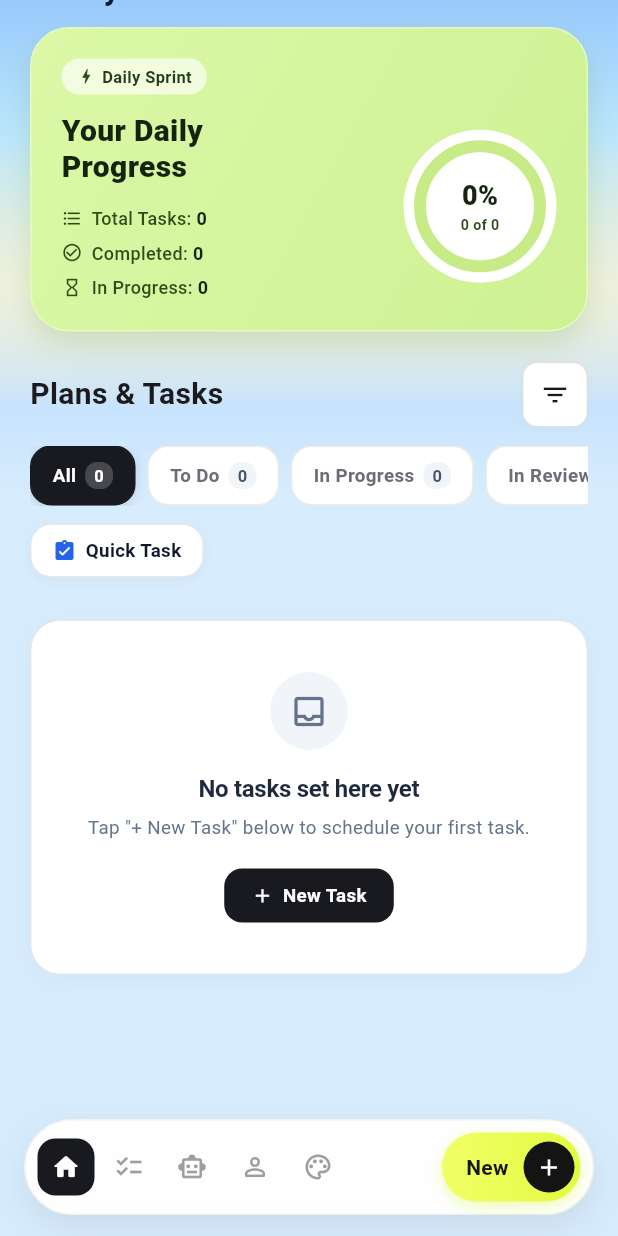
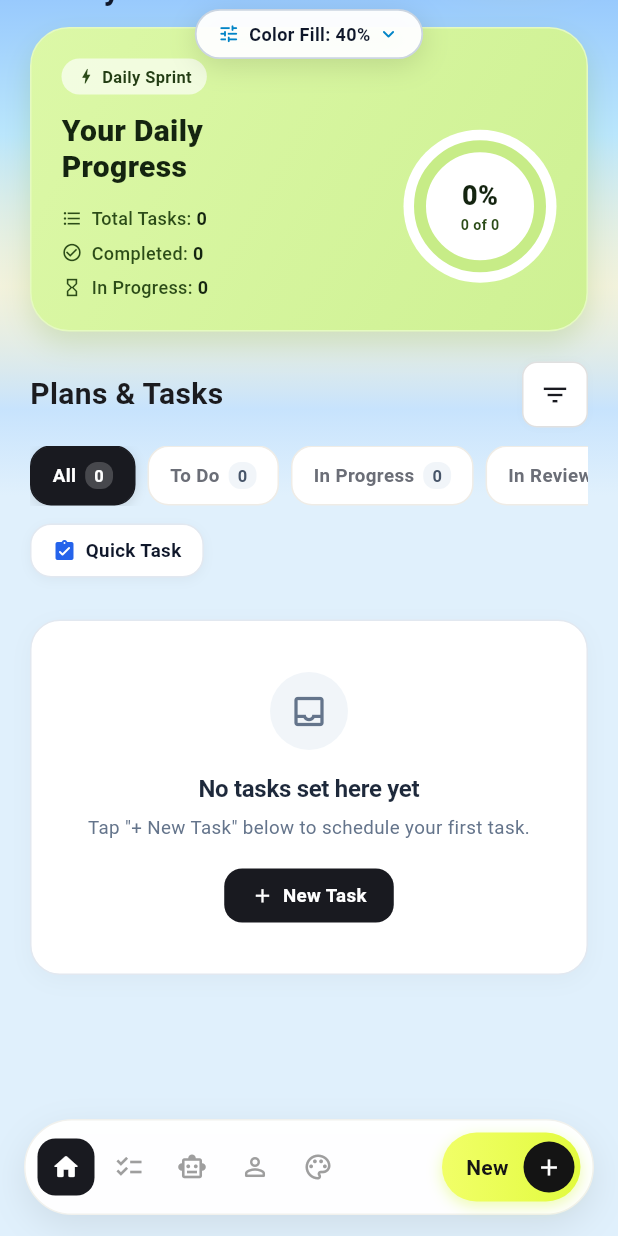
Before and after one commit to aymaneeddahhak-gif/A-Task, a Flutter app: the screen it shows after launch, scrolled down 121 dp, on a phone screen of 412 x 824 dp. Run offline on Flutter 3.47's test engine with Material 3 defaults, Android fonts, the phone set to English and light mode, and no system bars; our stand-ins replace google_fonts; missing offline and left inert: dart:html.

Commit message:
feat: add top color fill percentage slider tool for real-time testing

```diff
--- a/lib/screens/home_screen.dart
+++ b/lib/screens/home_screen.dart
@@ -3,6 +3,7 @@
 import '../widgets/circular_progress_ring.dart';
 import '../widgets/task_card.dart';
 import '../widgets/content_skeleton_loader.dart';
+import '../widgets/color_fill_slider_tool.dart';
 
 class HomeScreen extends StatefulWidget {
   final TaskProvider provider;
@@ -703,6 +704,15 @@
             ],
           ),
         ),
+
+        // 3. TEMPORARY DESIGN TOOL: Color Fill Percentage Slider on Top
+        // (Allows testing and selecting the desired screen fill style in real-time)
+        SafeArea(
+          child: Align(
+            alignment: Alignment.topCenter,
+            child: ColorFillSliderTool(provider: provider),
+          ),
+        ),
       ],
     );
   }
--- a/lib/state/task_provider.dart
+++ b/lib/state/task_provider.dart
@@ -1056,15 +1056,27 @@
     });
   }
 
-  // Atmospheric background tint matching the active mode
+  // Temporary design slider for fine-tuning screen color fill percentage (0.0 to 1.0)
+  double _atmosphereFillPercentage = 0.40;
+  double get atmosphereFillPercentage => _atmosphereFillPercentage;
+  void setAtmosphereFillPercentage(double value) {
+    _atmosphereFillPercentage = value.clamp(0.0, 1.0);
+    notifyListeners();
+  }
+
+  // Atmospheric background tint matching the active mode, interpolated by fill percentage
   Color get softAtmosphereColor {
     final mode = activeAtmosphereIndex;
+    final t = _atmosphereFillPercentage;
     if (mode == 2) {
-      return const Color(0xFF0F172A); // Rich Deep Midnight Navy Tint
+      // Night: lerp between clean dark slate and deep midnight navy
+      return Color.lerp(const Color(0xFF1E293B), const Color(0xFF070B14), t) ?? const Color(0xFF0F172A);
     } else if (mode == 1) {
-      return const Color(0xFFFDE0C4); // Rich Warm Sunset Apricot Glow
+      // Afternoon: lerp between clean neutral warm off-white and rich golden sunset peach
+      return Color.lerp(const Color(0xFFFAF8F5), const Color(0xFFFDCFA7), t) ?? const Color(0xFFFDE0C4);
     } else {
-      return const Color(0xFFD7ECFD); // Rich Fresh Morning Sky Blue Tint
+      // Morning: lerp between clean neutral off-white and rich fresh sky blue
+      return Color.lerp(const Color(0xFFF8FAFC), const Color(0xFFBCE0FD), t) ?? const Color(0xFFD7ECFD);
     }
   }
 
--- /dev/null
+++ b/lib/widgets/color_fill_slider_tool.dart
@@ -0,0 +1,230 @@
+import 'package:flutter/material.dart';
+import '../state/task_provider.dart';
+
+/// TEMPORARY DESIGN TOOL:
+/// Floating slide button on top to let the designer/recruiter interactively
+/// test and choose the exact color fill percentage (0% Clean to 100% Full)
+/// across Morning, Afternoon, and Night modes.
+///
+/// NOTE: This widget can be completely removed once the desired fill percentage is confirmed.
+class ColorFillSliderTool extends StatefulWidget {
+  final TaskProvider provider;
+
+  const ColorFillSliderTool({
+    Key? key,
+    required this.provider,
+  }) : super(key: key);
+
+  @override
+  State<ColorFillSliderTool> createState() => _ColorFillSliderToolState();
+}
+
+class _ColorFillSliderToolState extends State<ColorFillSliderTool> {
+  bool _isExpanded = false;
+
+  @override
+  Widget build(BuildContext context) {
+    final provider = widget.provider;
+    final mode = provider.activeAtmosphereIndex;
+    final isNight = mode == 2;
+    final isAfternoon = mode == 1;
+    final currentPercent = (provider.atmosphereFillPercentage * 100).round();
+
+    final Color accentColor = isNight
+        ? const Color(0xFF38BDF8)
+        : (isAfternoon ? const Color(0xFFEA580C) : const Color(0xFF0284C7));
+
+    final Color cardBg = isNight
+        ? const Color(0xFF1E293B).withOpacity(0.96)
+        : Colors.white.withOpacity(0.96);
+
+    final Color textColor = isNight ? Colors.white : const Color(0xFF0F172A);
+    final Color subTextColor = isNight ? const Color(0xFF94A3B8) : const Color(0xFF64748B);
+    final Color borderColor = isNight ? const Color(0xFF475569) : const Color(0xFFCBD5E1);
+
+    return Container(
+      margin: const EdgeInsets.only(top: 6, left: 16, right: 16),
+      decoration: BoxDecoration(
+        color: cardBg,
+        borderRadius: BorderRadius.circular(_isExpanded ? 18 : 20),
+        border: Border.all(color: borderColor, width: 1.2),
+        boxShadow: [
+          BoxShadow(
+            color: Colors.black.withOpacity(isNight ? 0.35 : 0.12),
+            blurRadius: 16,
+            offset: const Offset(0, 4),
+          ),
+        ],
+      ),
+      child: AnimatedSize(
+        duration: const Duration(milliseconds: 220),
+        curve: Curves.easeInOut,
+        child: _isExpanded
+            ? _buildExpandedPanel(provider, textColor, subTextColor, accentColor, isNight)
+            : _buildCollapsedPill(currentPercent, textColor, accentColor),
+      ),
+    );
+  }
+
+  Widget _buildCollapsedPill(int currentPercent, Color textColor, Color accentColor) {
+    return InkWell(
+      onTap: () => setState(() => _isExpanded = true),
+      borderRadius: BorderRadius.circular(20),
+      child: Padding(
+        padding: const EdgeInsets.symmetric(horizontal: 14, vertical: 7),
+        child: Row(
+          mainAxisSize: MainAxisSize.min,
+          children: [
+            Icon(Icons.tune_rounded, size: 15, color: accentColor),
+            const SizedBox(width: 6),
+            Text(
+              'Color Fill: $currentPercent%',
+              style: TextStyle(
+                fontSize: 12,
+                fontWeight: FontWeight.bold,
+                color: textColor,
+              ),
+            ),
+            const SizedBox(width: 4),
+            Icon(Icons.keyboard_arrow_down_rounded, size: 16, color: accentColor),
+          ],
+        ),
+      ),
+    );
+  }
+
+  Widget _buildExpandedPanel(
+    TaskProvider provider,
+    Color textColor,
+    Color subTextColor,
+    Color accentColor,
+    bool isNight,
+  ) {
+    final currentPercent = (provider.atmosphereFillPercentage * 100).round();
+
+    return Padding(
+      padding: const EdgeInsets.symmetric(horizontal: 14, vertical: 10),
+      child: Column(
+        mainAxisSize: MainAxisSize.min,
+        children: [
+          // Header: Title + Percent Badge + Close button
+          Row(
+            mainAxisAlignment: MainAxisAlignment.spaceBetween,
+            children: [
+              Row(
+                children: [
+                  Icon(Icons.tune_rounded, size: 15, color: accentColor),
+                  const SizedBox(width: 6),
+                  Text(
+                    'Screen Color Fill Style',
+                    style: TextStyle(
+                      fontSize: 12.5,
+                      fontWeight: FontWeight.bold,
+                      color: textColor,
+                    ),
+                  ),
+                ],
+              ),
+              Row(
+                children: [
+                  Container(
+                    padding: const EdgeInsets.symmetric(horizontal: 8, vertical: 2),
+                    decoration: BoxDecoration(
+                      color: accentColor.withOpacity(0.15),
+                      borderRadius: BorderRadius.circular(10),
+                    ),
+                    child: Text(
+                      '$currentPercent%',
+                      style: TextStyle(
+                        fontSize: 12,
+                        fontWeight: FontWeight.w800,
+                        color: accentColor,
+                      ),
+                    ),
+                  ),
+                  const SizedBox(width: 6),
+                  InkWell(
+                    onTap: () => setState(() => _isExpanded = false),
+                    borderRadius: BorderRadius.circular(12),
+                    child: Padding(
+                      padding: const EdgeInsets.all(3),
+                      child: Icon(Icons.keyboard_arrow_up_rounded, size: 18, color: subTextColor),
+                    ),
+                  ),
+                ],
+              ),
+            ],
+          ),
+
+          const SizedBox(height: 4),
+
+          // Real-time Slider
+          SliderTheme(
+            data: SliderTheme.of(context).copyWith(
+              trackHeight: 4,
+              thumbShape: const RoundSliderThumbShape(enabledThumbRadius: 7),
+              overlayShape: const RoundSliderOverlayShape(overlayRadius: 14),
+              activeTrackColor: accentColor,
+              inactiveTrackColor: isNight ? const Color(0xFF334155) : const Color(0xFFE2E8F0),
+              thumbColor: accentColor,
+              overlayColor: accentColor.withOpacity(0.2),
+            ),
+            child: Slider(
+              value: provider.atmosphereFillPercentage,
+              min: 0.0,
+              max: 1.0,
+              onChanged: (val) {
+                provider.setAtmosphereFillPercentage(val);
+              },
+            ),
+          ),
+
+          // Preset Chips Row: 0% Clean, 25%, 50%, 75%, 100% Full
+          Row(
+            mainAxisAlignment: MainAxisAlignment.spaceBetween,
+            children: [
+              _buildPresetChip('0% Clean', 0.0, provider, accentColor, isNight),
+              _buildPresetChip('25%', 0.25, provider, accentColor, isNight),
+              _buildPresetChip('50%', 0.50, provider, accentColor, isNight),
+              _buildPresetChip('75%', 0.75, provider, accentColor, isNight),
+              _buildPresetChip('100% Full', 1.0, provider, accentColor, isNight),
+            ],
+          ),
+        ],
+      ),
+    );
+  }
+
+  Widget _buildPresetChip(
+    String label,
+    double targetVal,
+    TaskProvider provider,
+    Color accentColor,
+    bool isNight,
+  ) {
+    final isSelected = (provider.atmosphereFillPercentage - targetVal).abs() < 0.03;
+
+    return GestureDetector(
+      onTap: () => provider.setAtmosphereFillPercentage(targetVal),
+      child: Container(
+        padding: const EdgeInsets.symmetric(horizontal: 7, vertical: 3.5),
+        decoration: BoxDecoration(
+          color: isSelected
+              ? accentColor
+              : (isNight ? const Color(0xFF334155) : const Color(0xFFF1F5F9)),
+          borderRadius: BorderRadius.circular(8),
+        ),
+        child: Text(
+          label,
+          style: TextStyle(
+            fontSize: 10,
+            fontWeight: isSelected ? FontWeight.bold : FontWeight.w600,
+            color: isSelected
+                ? Colors.white
+                : (isNight ? const Color(0xFFCBD5E1) : const Color(0xFF475569)),
+          ),
+        ),
+      ),
+    );
+  }
+}
```
Also changed, not shown: 1 other file.
